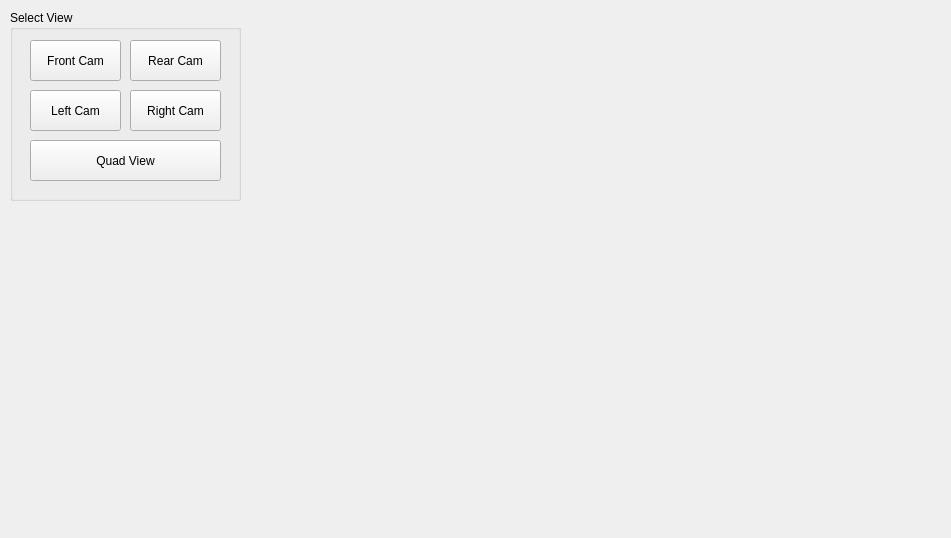
Above: Pi5009TestWidget.ui from APSW-AIM/RoadscopePcbInspector before the change. Below: the same form after it.
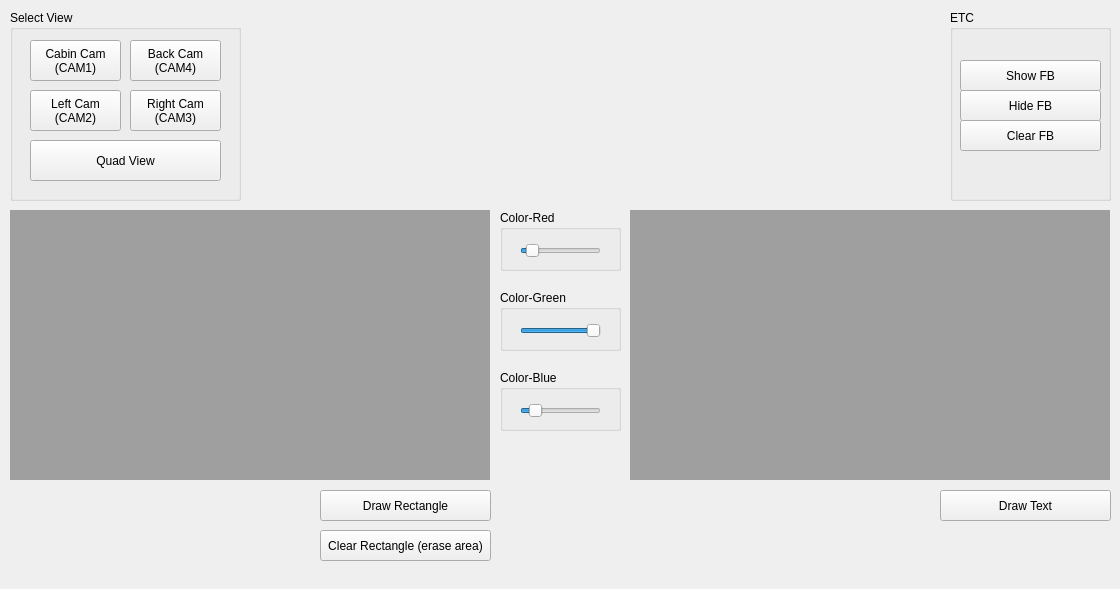
That is the form after the change.

Diff of the .ui file:
```diff
--- a/Pi5009TestWidget.ui
+++ b/Pi5009TestWidget.ui
@@ -6,8 +6,8 @@
    <rect>
     <x>0</x>
     <y>0</y>
-    <width>951</width>
-    <height>538</height>
+    <width>1120</width>
+    <height>589</height>
    </rect>
   </property>
   <property name="windowTitle">
@@ -35,7 +35,8 @@
      </rect>
     </property>
     <property name="text">
-     <string>Front Cam</string>
+     <string>Cabin Cam 
+(CAM1)</string>
     </property>
    </widget>
    <widget class="QPushButton" name="rearCamButton">
@@ -48,7 +49,8 @@
      </rect>
     </property>
     <property name="text">
-     <string>Rear Cam</string>
+     <string>Back Cam 
+(CAM4)</string>
     </property>
    </widget>
    <widget class="QPushButton" name="leftCamButton">
@@ -61,7 +63,8 @@
      </rect>
     </property>
     <property name="text">
-     <string>Left Cam</string>
+     <string>Left Cam 
+(CAM2)</string>
     </property>
    </widget>
    <widget class="QPushButton" name="rightCamButton">
@@ -74,7 +77,8 @@
      </rect>
     </property>
     <property name="text">
-     <string>Right Cam</string>
+     <string>Right Cam 
+(CAM3)</string>
     </property>
    </widget>
    <widget class="QPushButton" name="quadViewButton">
@@ -94,13 +98,265 @@
   <widget class="QWidget" name="verticalLayoutWidget">
    <property name="geometry">
     <rect>
+     <x>250</x>
+     <y>10</y>
+     <width>691</width>
+     <height>191</height>
+    </rect>
+   </property>
+   <layout class="QVBoxLayout" name="verticalLayoutConsole"/>
+  </widget>
+  <widget class="QGroupBox" name="groupBox_2">
+   <property name="geometry">
+    <rect>
+     <x>950</x>
+     <y>10</y>
+     <width>161</width>
+     <height>191</height>
+    </rect>
+   </property>
+   <property name="title">
+    <string>ETC</string>
+   </property>
+   <widget class="QPushButton" name="showFbButton">
+    <property name="geometry">
+     <rect>
+      <x>10</x>
+      <y>50</y>
+      <width>141</width>
+      <height>31</height>
+     </rect>
+    </property>
+    <property name="text">
+     <string>Show FB</string>
+    </property>
+   </widget>
+   <widget class="QPushButton" name="hideFbButton">
+    <property name="geometry">
+     <rect>
+      <x>10</x>
+      <y>80</y>
+      <width>141</width>
+      <height>31</height>
+     </rect>
+    </property>
+    <property name="text">
+     <string>Hide FB</string>
+    </property>
+   </widget>
+   <widget class="QPushButton" name="clearFbButton">
+    <property name="geometry">
+     <rect>
+      <x>10</x>
+      <y>110</y>
+      <width>141</width>
+      <height>31</height>
+     </rect>
+    </property>
+    <property name="text">
+     <string>Clear FB</string>
+    </property>
+   </widget>
+  </widget>
+  <widget class="QPushButton" name="drawRectangleButton">
+   <property name="geometry">
+    <rect>
+     <x>320</x>
+     <y>490</y>
+     <width>171</width>
+     <height>31</height>
+    </rect>
+   </property>
+   <property name="text">
+    <string>Draw Rectangle</string>
+   </property>
+  </widget>
+  <widget class="QMdiArea" name="rectMdiArea">
+   <property name="geometry">
+    <rect>
      <x>10</x>
      <y>210</y>
-     <width>931</width>
-     <height>291</height>
+     <width>480</width>
+     <height>270</height>
     </rect>
    </property>
-   <layout class="QVBoxLayout" name="verticalLayoutPcbConsole"/>
+   <property name="sizePolicy">
+    <sizepolicy hsizetype="Fixed" vsizetype="Fixed">
+     <horstretch>0</horstretch>
+     <verstretch>0</verstretch>
+    </sizepolicy>
+   </property>
+   <property name="minimumSize">
+    <size>
+     <width>480</width>
+     <height>270</height>
+    </size>
+   </property>
+   <property name="maximumSize">
+    <size>
+     <width>480</width>
+     <height>270</height>
+    </size>
+   </property>
+  </widget>
+  <widget class="QMdiArea" name="textMdiArea">
+   <property name="geometry">
+    <rect>
+     <x>630</x>
+     <y>210</y>
+     <width>480</width>
+     <height>270</height>
+    </rect>
+   </property>
+   <property name="sizePolicy">
+    <sizepolicy hsizetype="Fixed" vsizetype="Fixed">
+     <horstretch>0</horstretch>
+     <verstretch>0</verstretch>
+    </sizepolicy>
+   </property>
+   <property name="minimumSize">
+    <size>
+     <width>480</width>
+     <height>270</height>
+    </size>
+   </property>
+   <property name="maximumSize">
+    <size>
+     <width>480</width>
+     <height>270</height>
+    </size>
+   </property>
+  </widget>
+  <widget class="QPushButton" name="drawTextButton">
+   <property name="geometry">
+    <rect>
+     <x>940</x>
+     <y>490</y>
+     <width>171</width>
+     <height>31</height>
+    </rect>
+   </property>
+   <property name="text">
+    <string>Draw Text</string>
+   </property>
+  </widget>
+  <widget class="QPushButton" name="clearRectangleButton">
+   <property name="geometry">
+    <rect>
+     <x>320</x>
+     <y>530</y>
+     <width>171</width>
+     <height>31</height>
+    </rect>
+   </property>
+   <property name="text">
+    <string>Clear Rectangle (erase area)</string>
+   </property>
+  </widget>
+  <widget class="QGroupBox" name="groupBox_3">
+   <property name="geometry">
+    <rect>
+     <x>500</x>
+     <y>210</y>
+     <width>121</width>
+     <height>61</height>
+    </rect>
+   </property>
+   <property name="title">
+    <string>Color-Red</string>
+   </property>
+   <widget class="QSlider" name="redColorSlider">
+    <property name="geometry">
+     <rect>
+      <x>20</x>
+      <y>30</y>
+      <width>81</width>
+      <height>22</height>
+     </rect>
+    </property>
+    <property name="maximum">
+     <number>255</number>
+    </property>
+    <property name="pageStep">
+     <number>15</number>
+    </property>
+    <property name="sliderPosition">
+     <number>20</number>
+    </property>
+    <property name="orientation">
+     <enum>Qt::Horizontal</enum>
+    </property>
+   </widget>
+  </widget>
+  <widget class="QGroupBox" name="groupBox_4">
+   <property name="geometry">
+    <rect>
+     <x>500</x>
+     <y>290</y>
+     <width>121</width>
+     <height>61</height>
+    </rect>
+   </property>
+   <property name="title">
+    <string>Color-Green</string>
+   </property>
+   <widget class="QSlider" name="greenColorSlider">
+    <property name="geometry">
+     <rect>
+      <x>20</x>
+      <y>30</y>
+      <width>81</width>
+      <height>22</height>
+     </rect>
+    </property>
+    <property name="maximum">
+     <number>255</number>
+    </property>
+    <property name="pageStep">
+     <number>15</number>
+    </property>
+    <property name="sliderPosition">
+     <number>255</number>
+    </property>
+    <property name="orientation">
+     <enum>Qt::Horizontal</enum>
+    </property>
+   </widget>
+  </widget>
+  <widget class="QGroupBox" name="groupBox_5">
+   <property name="geometry">
+    <rect>
+     <x>500</x>
+     <y>370</y>
+     <width>121</width>
+     <height>61</height>
+    </rect>
+   </property>
+   <property name="title">
+    <string>Color-Blue</string>
+   </property>
+   <widget class="QSlider" name="blueColorSlider">
+    <property name="geometry">
+     <rect>
+      <x>20</x>
+      <y>30</y>
+      <width>81</width>
+      <height>22</height>
+     </rect>
+    </property>
+    <property name="maximum">
+     <number>255</number>
+    </property>
+    <property name="pageStep">
+     <number>15</number>
+    </property>
+    <property name="sliderPosition">
+     <number>30</number>
+    </property>
+    <property name="orientation">
+     <enum>Qt::Horizontal</enum>
+    </property>
+   </widget>
   </widget>
  </widget>
  <resources/>
```
Left out of the diff: 7 changed lines with no effect on the pictures.
